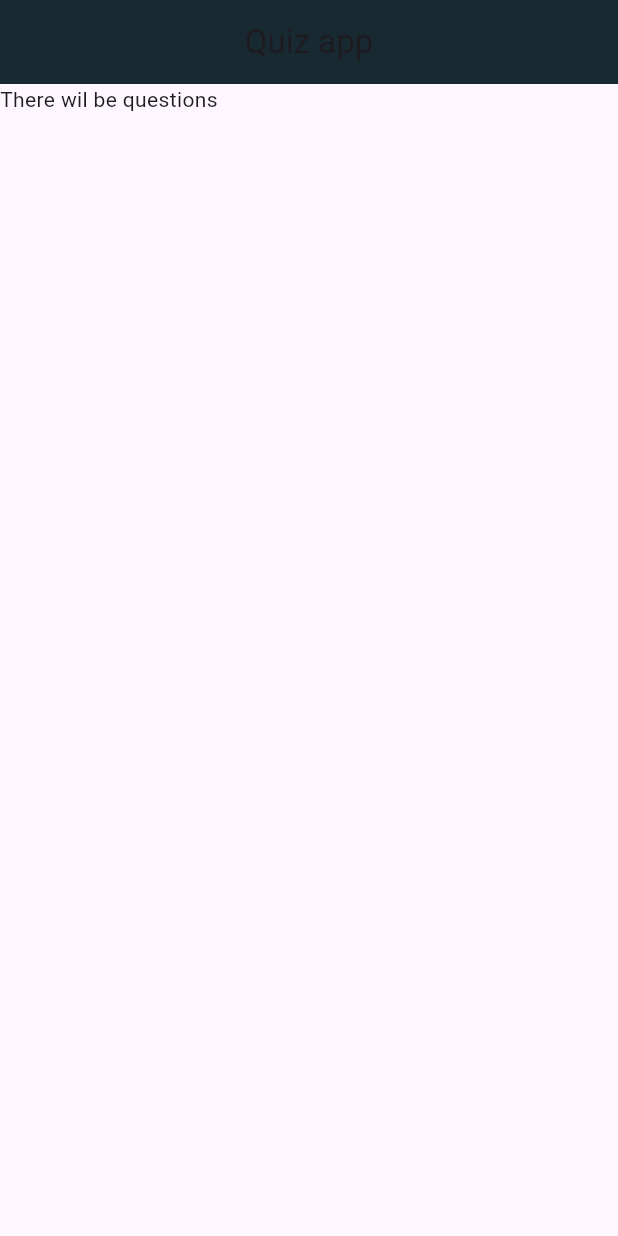
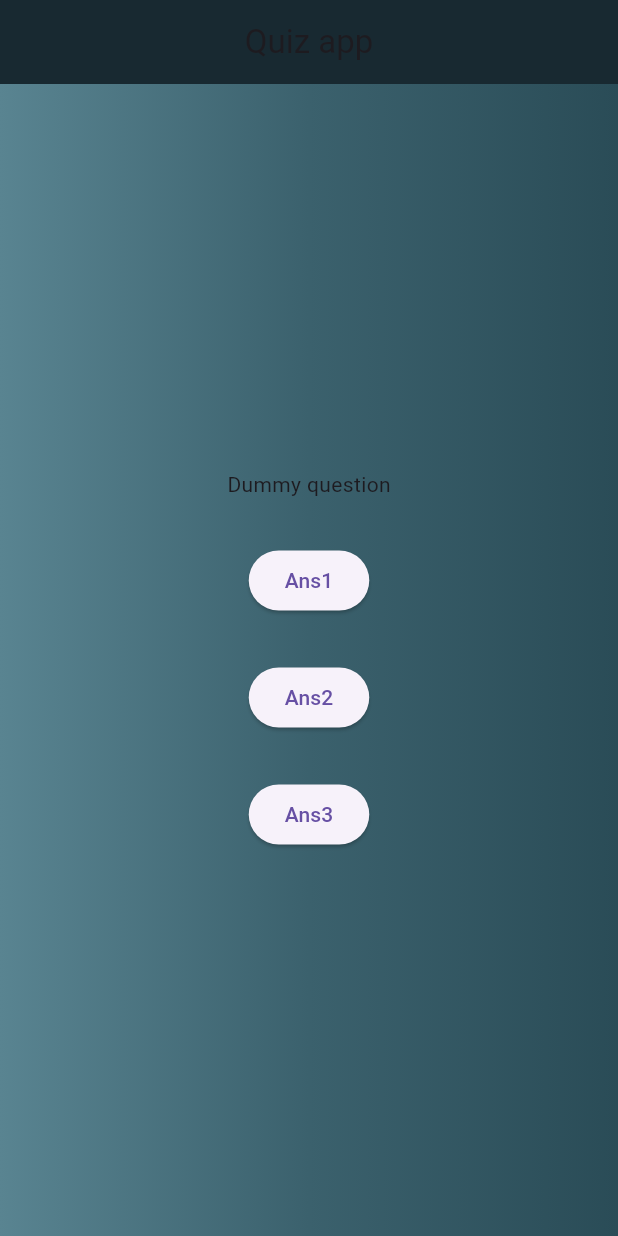
Before and after one commit to nevepura/quiz_app, a Flutter app: the screen it shows after launch, after a tap on "Start", on a phone screen of 412 x 824 dp. Run offline on Flutter 3.47's test engine with Material 3 defaults, Android fonts, the phone set to English and light mode, and no system bars.

Commit message:
Added dummy data and quiz

```diff
--- /dev/null
+++ b/lib/models/quiz_question.dart
@@ -0,0 +1,6 @@
+class QuizQuestion {
+  const QuizQuestion(this.text, this.answers);
+
+  final String text;
+  final List<String> answers;
+}
--- a/lib/questions_screen.dart
+++ b/lib/questions_screen.dart
@@ -12,10 +12,28 @@ class QuestionsScreen extends StatefulWidget {
 class _QuestionsScreenState extends State<QuestionsScreen> {
   @override
   Widget build(BuildContext context) {
-    return MaterialApp(
-      title: 'Quiz app',
-      home: Scaffold(
-        body: const Text("There wil be questions"),
+    return SizedBox(
+      width: double.infinity,
+      child: Column(
+        mainAxisAlignment: MainAxisAlignment.center,
+        children: [
+          const Text("Dummy question"),
+          const SizedBox(height: 30),
+          ElevatedButton(
+            onPressed: () {},
+            child: const Text("Ans1"),
+          ),
+          const SizedBox(height: 30),
+          ElevatedButton(
+            onPressed: () {},
+            child: const Text("Ans2"),
+          ),
+          const SizedBox(height: 30),
+          ElevatedButton(
+            onPressed: () {},
+            child: const Text("Ans3"),
+          ),
+        ],
       ),
     );
   }
```
Also changed, not shown: lib/data/questions.dart (added, +16 -0 lines).
